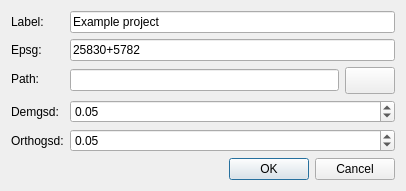
Before: the Qt Designer form Project.ui in TIDOP-USAL/MetashapeLightweight, drawn with Qt 5.
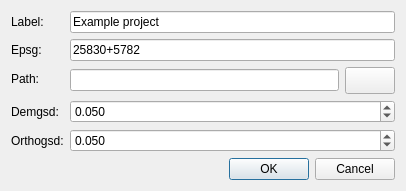
After: the same form once the commit is applied.

```diff
--- a/Project.ui
+++ b/Project.ui
@@ -164,7 +164,7 @@
           </property> 
                       
                     <property name="decimals" stdset="0">
-                        <number>2</number>
+                        <number>3</number>
                     </property>
                             
                     <property name="minimum" stdset="0">
@@ -212,7 +212,7 @@
           </property> 
                       
                     <property name="decimals" stdset="0">
-                        <number>2</number>
+                        <number>3</number>
                     </property>
                             
                     <property name="minimum" stdset="0">
```
